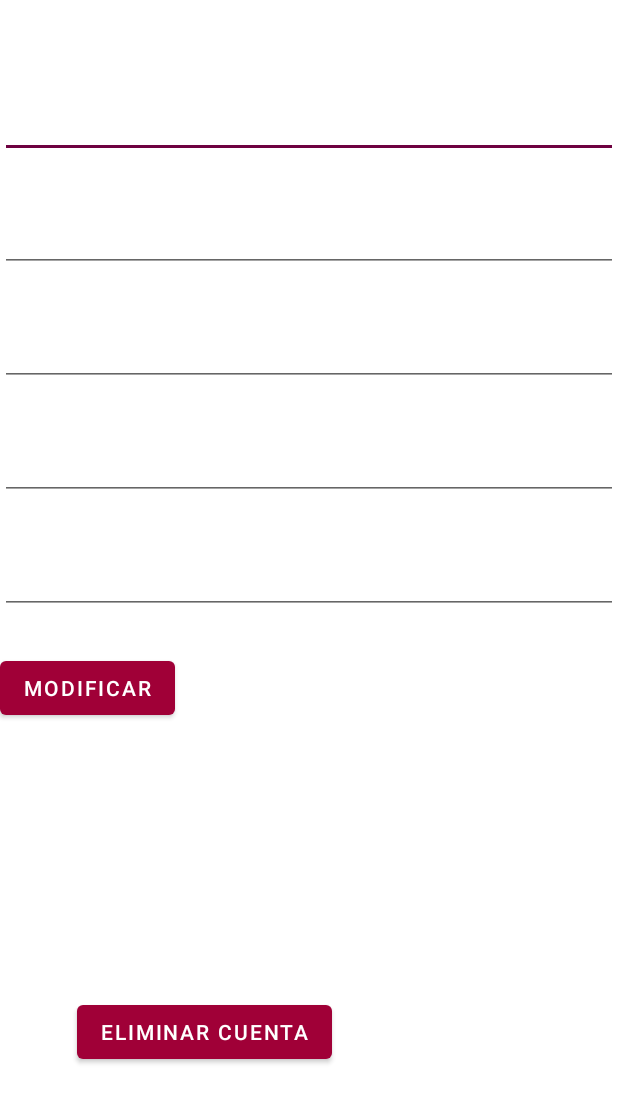
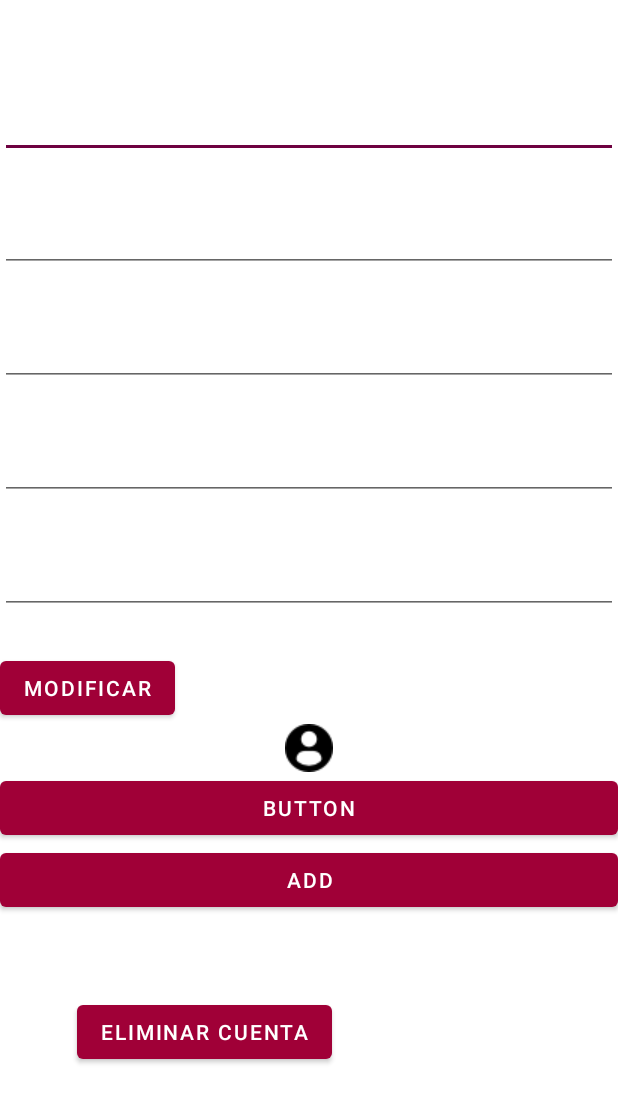
Before and after one commit to MariaJesusDuenasRecuero/MusicPlayer, an Android app: the Configuracion screen opened directly, with no data from a screen before it, on a phone screen of 412 x 824 dp. Shown: the top 1103 px of the screen. Run offline under Robolectric (Android 15) with nearby library versions, the light colour scheme and no system bars; 1 statement that could not run was skipped.

Commit message:
Insertar Imagen base de datos pruebas

```diff
--- a/app/src/main/AndroidManifest.xml
+++ b/app/src/main/AndroidManifest.xml
@@ -1,6 +1,8 @@
 <?xml version="1.0" encoding="utf-8"?>
 <manifest xmlns:android="http://schemas.android.com/apk/res/android"
     package="com.example.musicplayer">
+
+    <uses-permission android:name="android.permission.READ_EXTERNAL_STORAGE"/>
 
     <application
         android:allowBackup="true"
--- a/app/src/main/java/com/example/musicplayer/Constantes/Constantes.java
+++ b/app/src/main/java/com/example/musicplayer/Constantes/Constantes.java
@@ -29,7 +29,7 @@ public class Constantes {
     //Constantes TABLAS
 
     public static final String CREAR_TABLA_USUARIO =
-            "CREATE TABLE "+NOMBRE_TABLA_USUARIO+" ("+CAMPO_USUARIO_NOMBRE_USUARIO+"TEXT, "+CAMPO_USUARIO_NOMBRE+" TEXT, "+CAMPO_USUSARIO_PASSWORD+
+            "CREATE TABLE "+NOMBRE_TABLA_USUARIO+" ("+CAMPO_USUARIO_NOMBRE_USUARIO+" TEXT, "+CAMPO_USUARIO_NOMBRE+" TEXT, "+CAMPO_USUSARIO_PASSWORD+
                     " TEXT, "+CAMPO_USUARIO_TELEFONO+" TEXT, "+CAMPO_USUARIO_CORREO+" TEXT, "+CAMPO_USUARIO_FECHA_NACIMIENTO+" TEXT)";
 
     public static final String CREAR_TABLA_IMAGEN =
--- a/app/src/main/java/com/example/musicplayer/MainActivity.java
+++ b/app/src/main/java/com/example/musicplayer/MainActivity.java
@@ -39,8 +39,11 @@ public class MainActivity extends AppCompatActivity {
         txtNombreUsuarioLogin = findViewById(R.id.txtNombreUsuarioLogin);
         txtPasswordLogin = findViewById(R.id.txtPasswordLogin);
 
+        //gestor_usuario_login.crearTablaUsuario(MainActivity.this);
         //gestor_imagen.crearTablaImagen(MainActivity.this);
-        gestor_imagen.insertarDatosTablaImagen(MainActivity.this, "Imagen1",null);
+
+        //gestor_imagen.insertarDatosTablaImagen(MainActivity.this, "Imagen1",null);
+
 
 
     }
--- a/app/src/main/java/com/example/musicplayer/Persistencia/ImagenDAO.java
+++ b/app/src/main/java/com/example/musicplayer/Persistencia/ImagenDAO.java
@@ -71,7 +71,7 @@ public class ImagenDAO {
 
         String insertar_imagen_sql = "INSERT INTO "+Constantes.NOMBRE_TABLA_IMAGEN+
                 " ("+Constantes.CAMPO_PERFIL_NOMBRE_IMAGEN+", "+Constantes.CAMPO_PERFIL_IMAGEN+")" +
-                " VALUES ('"+nombre_imagen+"', '"+null+"')";
+                " VALUES ('"+nombre_imagen+"', '"+imagen+"')";
         try{
 
             db.execSQL(insertar_imagen_sql);
--- a/app/src/main/res/layout/activity_configuracion.xml
+++ b/app/src/main/res/layout/activity_configuracion.xml
@@ -84,6 +84,24 @@
             android:layout_height="wrap_content"
             android:text="Modificar" />
 
+        <ImageView
+            android:id="@+id/imageView5"
+            android:layout_width="match_parent"
+            android:layout_height="wrap_content"
+            app:srcCompat="@drawable/icon_perfil_menu" />
+
+        <Button
+            android:id="@+id/btnCambiarFoto"
+            android:layout_width="match_parent"
+            android:layout_height="wrap_content"
+            android:text="Button" />
+
+        <Button
+            android:id="@+id/btnAdd"
+            android:layout_width="match_parent"
+            android:layout_height="wrap_content"
+            android:text="Add" />
+
 
     </LinearLayout>
 
```
Also changed, not shown: app/src/main/java/com/example/musicplayer/Configuracion.java (+110 -11 lines).
